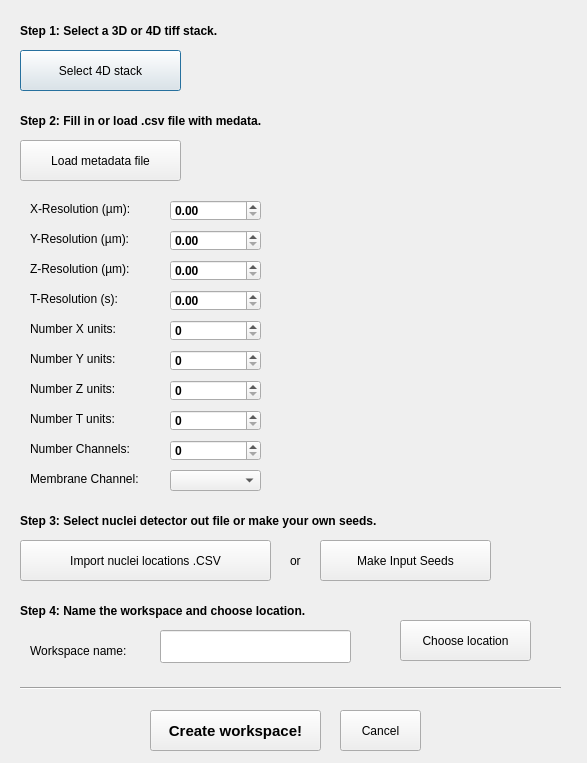
Old version of the form CellECT/gui/new_workspace_layout.ui in the repository ddiana/CellECT.
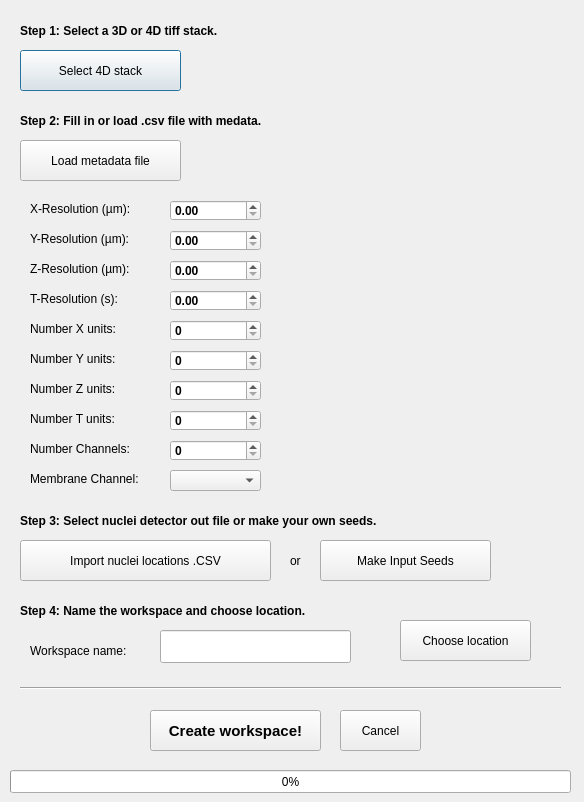
New version of the form.

Commit message: new workspace copies training data, prepares mats. Seg tool makes init seg if not available

```diff
--- a/CellECT/gui/new_workspace_layout.ui
+++ b/CellECT/gui/new_workspace_layout.ui
@@ -6,8 +6,8 @@
    <rect>
     <x>0</x>
     <y>0</y>
-    <width>587</width>
-    <height>763</height>
+    <width>584</width>
+    <height>802</height>
    </rect>
   </property>
   <property name="windowTitle">
@@ -567,6 +567,19 @@
     <enum>Qt::Horizontal</enum>
    </property>
   </widget>
+  <widget class="QProgressBar" name="progressBar">
+   <property name="geometry">
+    <rect>
+     <x>10</x>
+     <y>770</y>
+     <width>561</width>
+     <height>23</height>
+    </rect>
+   </property>
+   <property name="value">
+    <number>0</number>
+   </property>
+  </widget>
  </widget>
  <resources/>
  <connections/>
```
Left out of the diff: 6 changed lines with no effect on the pictures. The commit also changes 7 other files.
